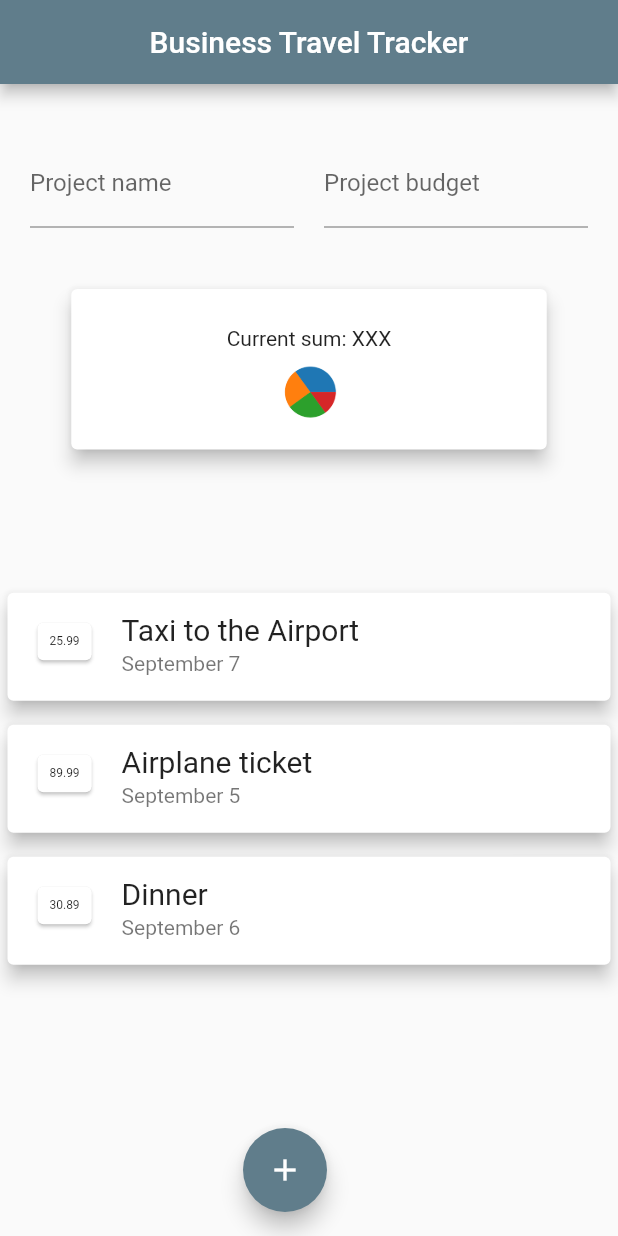
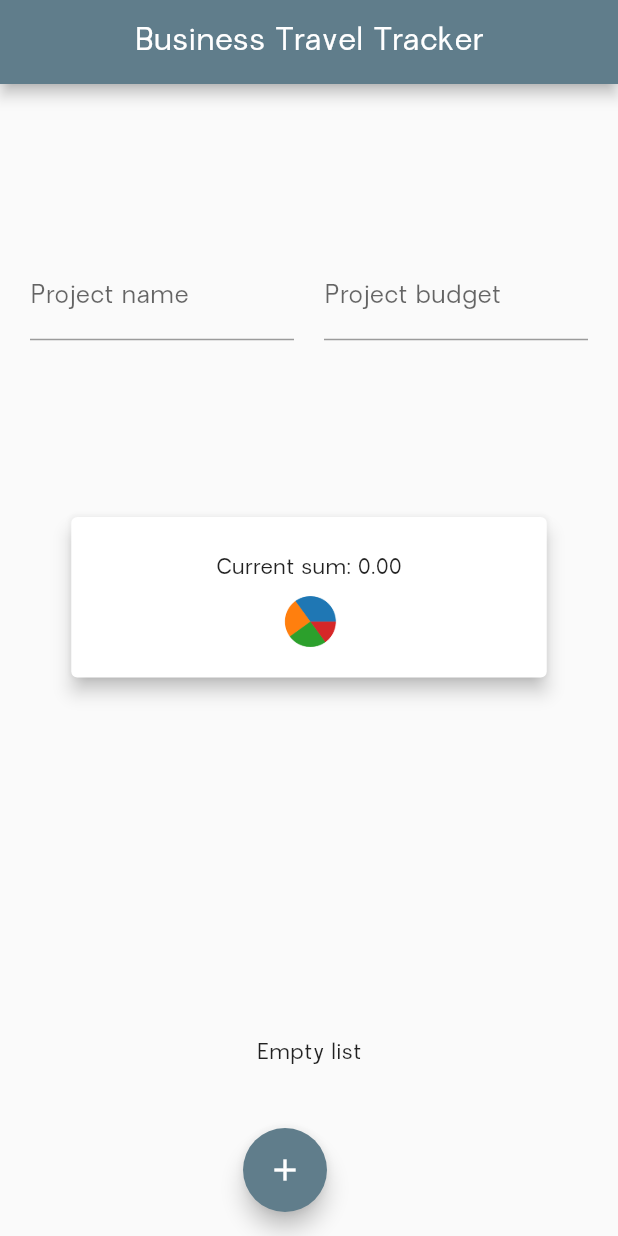
Before and after one commit to dukpio/bussines-tracker-travel, a Flutter app: the screen it shows after launch, on a phone screen of 412 x 824 dp. Run offline on Flutter 3.47's test engine with Material 2 defaults, Android fonts, the phone set to English and light mode, and no system bars.

Commit message:
BTT-005: Added option to add new record

```diff
--- a/lib/chart.dart
+++ b/lib/chart.dart
@@ -1,8 +1,10 @@
 import 'package:flutter/material.dart';
+import 'package:intl/intl.dart';
 
 class Chart extends StatelessWidget {
-  const Chart({super.key});
-  final double currentSum = 75;
+  final double sum;
+
+  Chart(this.sum);
 
   @override
   Widget build(BuildContext context) {
@@ -16,7 +18,7 @@ class Chart extends StatelessWidget {
             SizedBox(
               height: 25,
             ),
-            Text('Current sum: XXX'),
+            Text('Current sum: ' + sum.toStringAsFixed(2)),
             SizedBox(
                 width: 55,
                 height: 55,
--- a/lib/list.dart
+++ b/lib/list.dart
@@ -1,27 +1,11 @@
 import 'package:flutter/material.dart';
-import './record.dart';
+import 'models/record.dart';
 import 'package:intl/intl.dart';
 
 class ListofRecords extends StatelessWidget {
-  final List<Record> records = [
-    Record(
-      amount: 25.99,
-      date: DateTime(2022, 9, 7),
-      name: 'Taxi to the Airport',
-    ),
-    Record(
-      amount: 89.99,
-      date: DateTime(2022, 9, 5),
-      name: 'Airplane ticket',
-    ),
-    Record(
-      amount: 30.89,
-      date: DateTime(2022, 9, 6),
-      name: 'Dinner',
-    ),
-  ];
+  final List<Record> records;
 
-  ListofRecords(records);
+  ListofRecords(this.records);
 
   @override
   Widget build(BuildContext context) {
@@ -40,10 +24,10 @@ class ListofRecords extends StatelessWidget {
               child: ListTile(
                 leading: Card(
                   child: Padding(
-                    padding: const EdgeInsets.all(8.0),
+                    padding: const EdgeInsets.all(15.0),
                     child: Text(
                       records[index].amount.toStringAsFixed(2),
-                      style: TextStyle(fontSize: 8),
+                      style: TextStyle(fontSize: 15),
                     ),
                   ),
                 ),
@@ -51,7 +35,10 @@ class ListofRecords extends StatelessWidget {
                   records[index].name,
                   style: TextStyle(fontSize: 20),
                 ),
-                subtitle: Text(DateFormat.MMMMd().format(records[index].date)),
+                subtitle: Text(
+                  DateFormat.MMMMd().format(records[index].date),
+                  style: TextStyle(fontStyle: FontStyle.italic),
+                ),
               ),
             );
           },
--- a/lib/main.dart
+++ b/lib/main.dart
@@ -1,7 +1,8 @@
+import 'package:business_travel_tracker/new_record.dart';
 import 'package:flutter/material.dart';
 import 'chart.dart';
 import 'list.dart';
-import './record.dart';
+import 'models/record.dart';
 
 void main() {
   runApp(const MyApp());
@@ -19,6 +20,7 @@ class MyApp extends StatelessWidget {
         backgroundColor: Color.fromARGB(255, 195, 231, 228),
         primarySwatch: Colors.blueGrey,
         appBarTheme: AppBarTheme(centerTitle: true),
+        fontFamily: 'Garute',
       ),
       home: MyHomePage(title: 'Business Travel Tracker'),
     );
@@ -33,27 +35,87 @@ class MyHomePage extends StatefulWidget {
 
   final String title;
 
+  final List<Record> records = [];
+
   @override
   State<MyHomePage> createState() => _MyHomePageState();
 }
 
 class _MyHomePageState extends State<MyHomePage> {
+  void addNewRecord(
+    String name,
+    double amount,
+    DateTime date,
+  ) {
+    final record = Record(name: name, amount: amount, date: date);
+    setState(() {
+      records.add(record);
+    });
+  }
+
+  void insertNewRecord(BuildContext context) {
+    showModalBottomSheet(
+      context: context,
+      builder: (BuildContext) {
+        return GestureDetector(
+          onTap: () {},
+          behavior: HitTestBehavior.opaque,
+          child: NewRecord(addNewRecord),
+        );
+      },
+    );
+  }
+
+  double amountSum() {
+    if (records.isEmpty) {
+      return 0;
+    }
+    return records
+        .map((record) => record.amount)
+        .reduce((value, element) => value + element);
+  }
+
   final List<Record> records = [
-    Record(
-      amount: 25.99,
-      date: DateTime(2022, 9, 7),
-      name: 'Taxi to the Airport',
-    ),
-    Record(
-      amount: 89.99,
-      date: DateTime(2022, 9, 5),
-      name: 'Airplane ticket',
-    ),
-    Record(
-      amount: 30.89,
-      date: DateTime(2022, 9, 6),
-      name: 'Dinner at the Airport',
-    ),
+    // Record(
+    //   amount: 25.99,
+    //   date: DateTime(2022, 9, 7),
+    //   name: 'Taxi to the Airport',
+    // ),
+    // Record(
+    //   amount: 89.99,
+    //   date: DateTime(2022, 9, 5),
+    //   name: 'Airplane ticket',
+    // ),
+    // Record(
+    //   amount: 30.89,
+    //   date: DateTime(2022, 9, 6),
+    //   name: 'Dinner at the Airport',
+    // ),
+    // Record(
+    //   amount: 31.23,
+    //   date: DateTime(2022, 9, 7),
+    //   name: 'Taxi to Hotel',
+    // ),
+    // Record(
+    //   amount: 12.09,
+    //   date: DateTime(2022, 9, 6),
+    //   name: 'Coffe',
+    // ),
+    // Record(
+    //   amount: 2.89,
+    //   date: DateTime(2022, 9, 6),
+    //   name: 'Metro Ticket',
+    // ),
+    // Record(
+    //   amount: 3.5,
+    //   date: DateTime(2022, 9, 6),
+    //   name: 'Sandwich',
+    // ),
+    // Record(
+    //   amount: 15.89,
+    //   date: DateTime(2022, 9, 9),
+    //   name: 'Taxi to hotel',
+    // ),
   ];
 
   @override
@@ -96,11 +158,15 @@ class _MyHomePageState extends State<MyHomePage> {
               ),
             ],
           ),
-          Chart(),
+          Chart(amountSum()),
           SizedBox(
             height: 10,
           ),
-          ListofRecords(records),
+          records.isEmpty
+              ? Column(
+                  children: [Text('Empty list')],
+                )
+              : SingleChildScrollView(child: ListofRecords(records)),
           SizedBox(
             width: 75,
           ),
@@ -111,7 +177,7 @@ class _MyHomePageState extends State<MyHomePage> {
         children: [
           FloatingActionButton(
             tooltip: 'Add new record',
-            onPressed: null,
+            onPressed: () => insertNewRecord(context),
             child: const Icon(Icons.add),
           ),
         ],
```
Also changed, not shown: lib/new_record.dart (added, +79 -0 lines), pubspec.yaml (+4 -4 lines), fonts/Dolgan Bold Italic.otf (deleted), fonts/Dolgan-3qB6.ttf (deleted), fonts/Garute-Light.otf (added), fonts/Garute-Medium.otf (added), fonts/Garute-Regular.otf (added), lib/models/record.dart (renamed from lib/record.dart).
